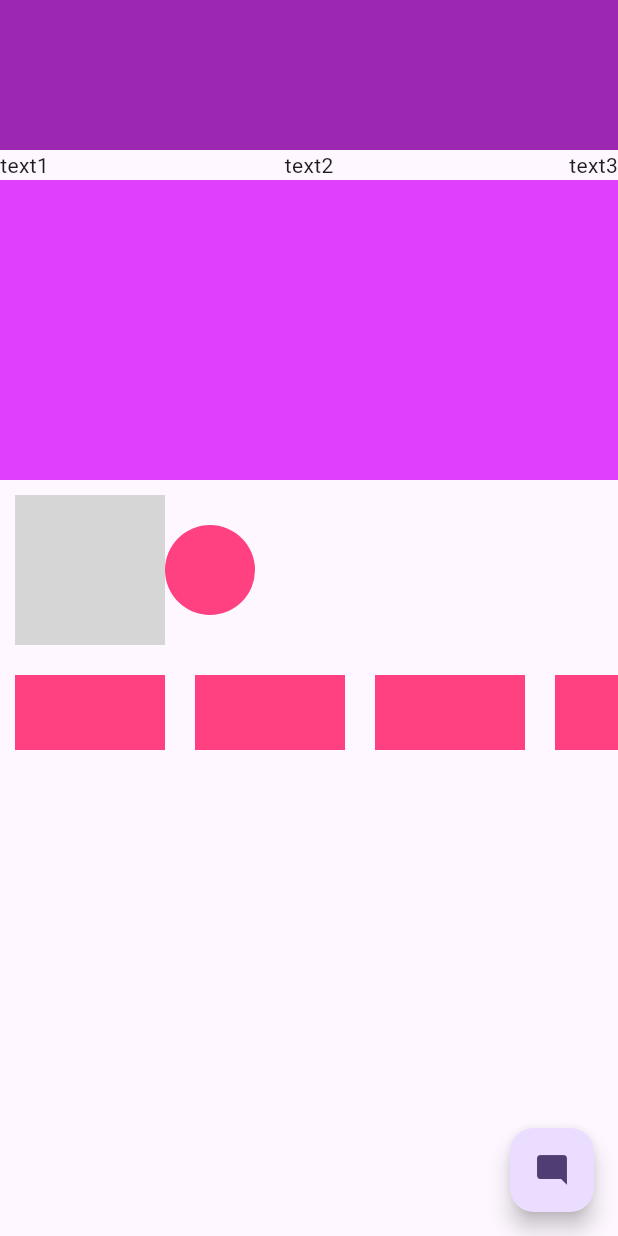
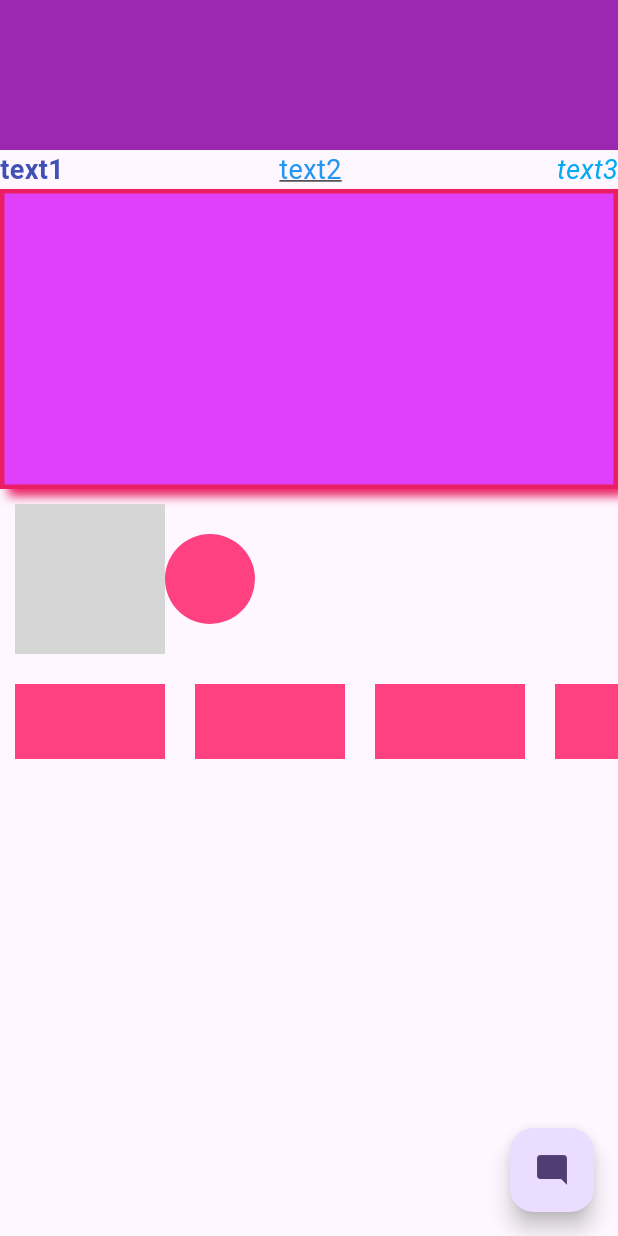
Before and after one commit to qwerty2106/flutter_tasks, a Flutter app: the screen it shows after launch, on a phone screen of 412 x 824 dp. Run offline on Flutter 3.47's test engine with Material 3 defaults, Android fonts, the light colour scheme and no system bars; network calls fail; grey boxes are pictures that could not be loaded.

Commit message:
decorations added

```diff
--- a/lib/main.dart
+++ b/lib/main.dart
@@ -11,6 +11,7 @@ class MyApp extends StatelessWidget {
   @override
   Widget build(BuildContext context) {
     return MaterialApp(
+      debugShowCheckedModeBanner: false,
       title: 'Flutter Demo',
       theme: ThemeData(
         colorScheme: ColorScheme.fromSeed(seedColor: Colors.deepPurple),
@@ -42,12 +43,47 @@ class _MyHomePageState extends State<MyHomePage> {
           Container(width: double.infinity, height: 100, color: Colors.purple),
           Row(
             mainAxisAlignment: MainAxisAlignment.spaceBetween,
-            children: [Text('text1'), Text('text2'), Text('text3')],
+            children: [
+              Text(
+                'text1',
+                style: TextStyle(
+                  fontSize: 18,
+                  fontWeight: FontWeight.bold,
+                  color: Colors.indigo,
+                ),
+              ),
+              Text(
+                'text2',
+                style: TextStyle(
+                  fontSize: 18,
+                  decoration: TextDecoration.underline,
+                  color: Colors.blue,
+                ),
+              ),
+              Text(
+                'text3',
+                style: TextStyle(
+                  fontSize: 18,
+                  fontStyle: FontStyle.italic,
+                  color: Colors.lightBlue,
+                ),
+              ),
+            ],
           ),
           Container(
+            decoration: BoxDecoration(
+              color: Colors.purpleAccent,
+              border: Border.all(width: 3, color: Colors.pink),
+              boxShadow: [
+                BoxShadow(
+                  color: Colors.pink,
+                  blurRadius: 5,
+                  offset: Offset(5, 5),
+                ),
+              ],
+            ),
             width: double.infinity,
             height: 200,
-            color: Colors.purpleAccent,
           ),
 
           Padding(
```
